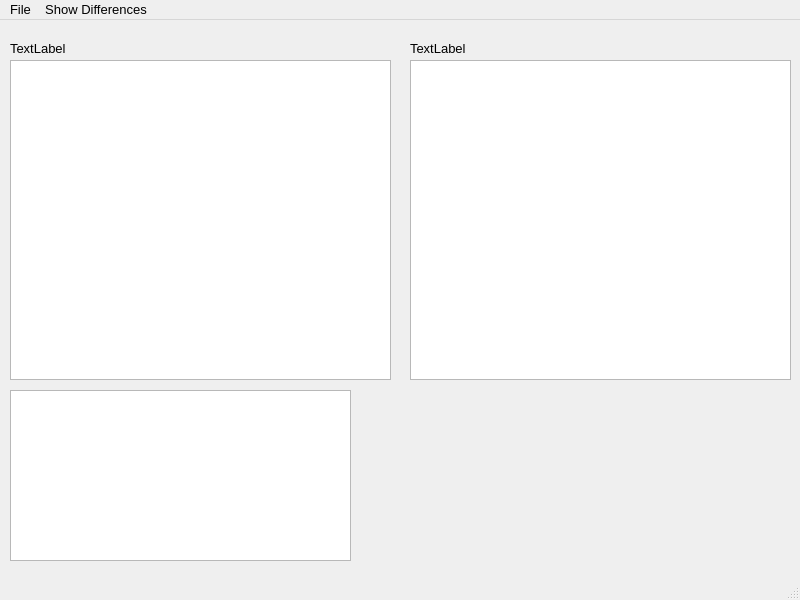
Qt form patoGUI/difftool.ui (matherthal/pato-scm) before a commit.
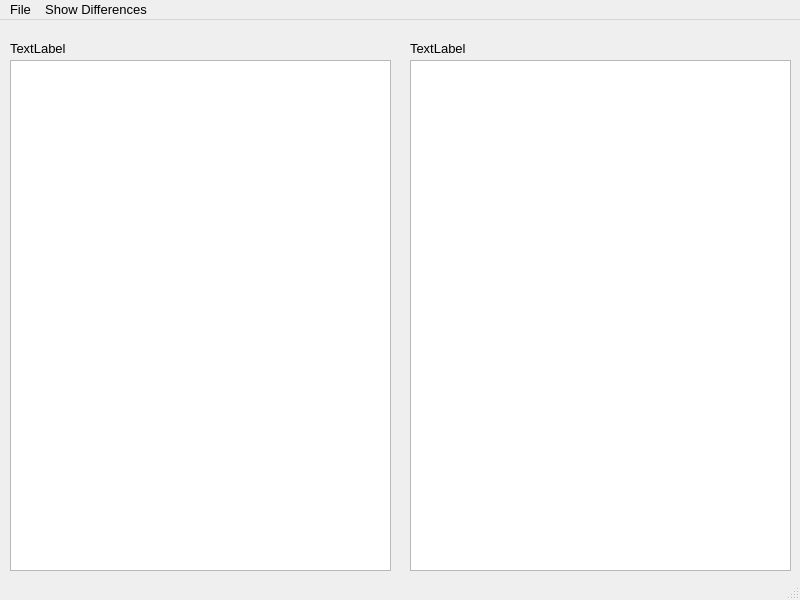
The same form after that commit. Icons and pictures are not drawn.

Patch:
```diff
--- a/patoGUI/difftool.ui
+++ b/patoGUI/difftool.ui
@@ -34,7 +34,7 @@
       <x>10</x>
       <y>40</y>
       <width>381</width>
-      <height>320</height>
+      <height>511</height>
      </rect>
     </property>
     <property name="showGrid">
@@ -77,7 +77,7 @@
       <x>410</x>
       <y>40</y>
       <width>381</width>
-      <height>320</height>
+      <height>511</height>
      </rect>
     </property>
     <property name="showGrid">
@@ -137,16 +137,6 @@
      <string>TextLabel</string>
     </property>
    </widget>
-   <widget class="QTextEdit" name="textEdit">
-    <property name="geometry">
-     <rect>
-      <x>10</x>
-      <y>370</y>
-      <width>341</width>
-      <height>171</height>
-     </rect>
-    </property>
-   </widget>
   </widget>
   <widget class="QMenuBar" name="menubar">
    <property name="enabled">
```
Left out of the diff: 10 changed lines with no effect on the pictures.
